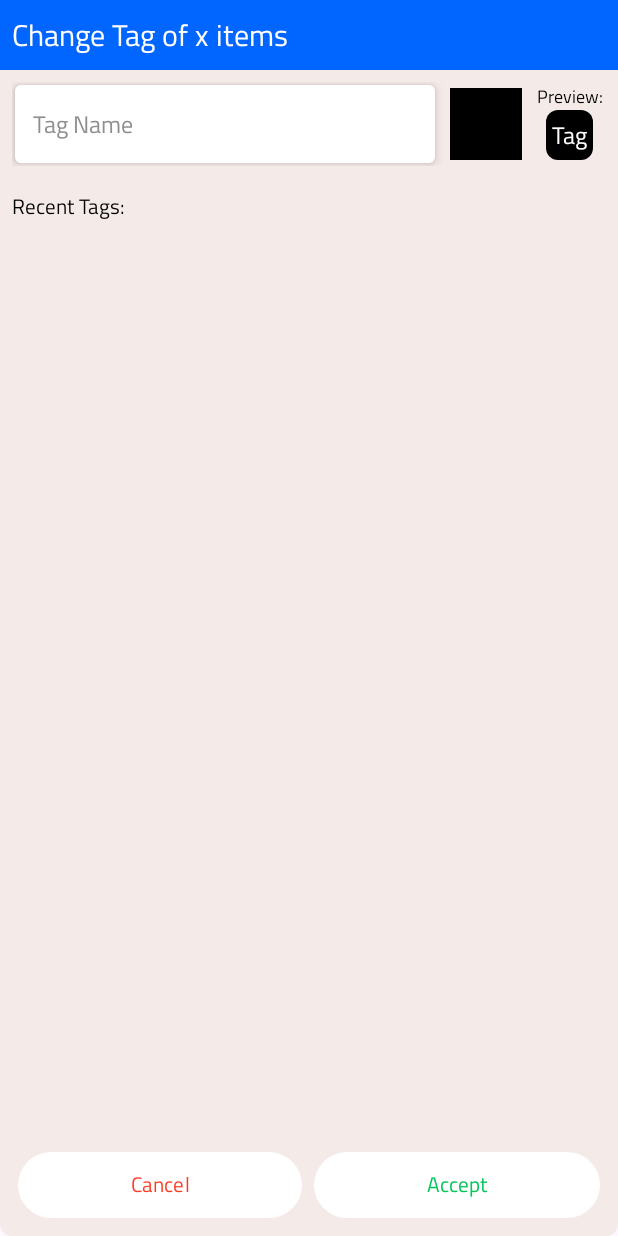
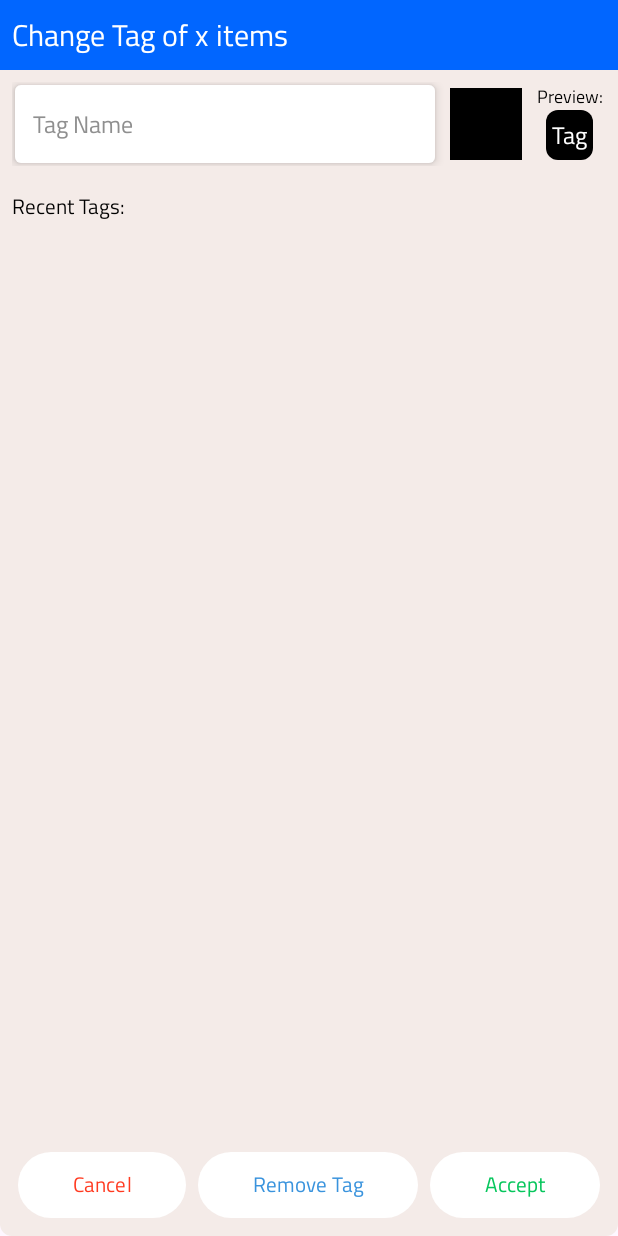
Before and after one commit to pdhaynes/SecureStash, an Android app: the layout dialog_tag_changer.xml on its own in the app's theme, with its tools: preview values and no code run, on a phone screen of 412 x 824 dp. Run offline under Robolectric (Android 15) with nearby library versions, the phone set to English and light mode, and no system bars.

Commit message:
Added ability to remove tags

```diff
--- a/app/src/main/res/layout/dialog_tag_changer.xml
+++ b/app/src/main/res/layout/dialog_tag_changer.xml
@@ -151,7 +151,21 @@
             android:layout_marginHorizontal="4dp"
             android:fontFamily="@font/titillum_family"
 
-            android:text="Cancel"/>
+            android:text="@string/cancel_button"/>
+
+        <com.google.android.material.button.MaterialButton
+            android:layout_width="wrap_content"
+            android:layout_height="52dp"
+
+            android:layout_weight="1"
+            app:backgroundTint="@color/white"
+            android:textColor="@color/unblue"
+
+            android:id="@+id/remove_tag"
+            android:layout_marginHorizontal="4dp"
+            android:fontFamily="@font/titillum_family"
+
+            android:text="Remove Tag"/>
 
         <com.google.android.material.button.MaterialButton
             android:layout_width="wrap_content"
@@ -165,7 +179,7 @@
             android:layout_marginHorizontal="4dp"
             android:fontFamily="@font/titillum_family"
 
-            android:text="Accept"/>
+            android:text="@string/accept_button"/>
     </LinearLayout>
 
 
```
Also changed, not shown: app/src/main/java/com/example/securestash/Dialogs/DialogChangeTag.kt (+36 -5 lines).
